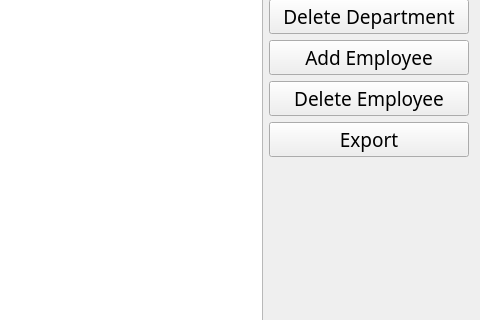
OmarInCS/intro_to_programming_using_python, file hr_system/view/main_window.ui: the form before one commit; both pictures show x 544 to 1024 and y 186 to 506 of the 1024 by 800 pixel window.
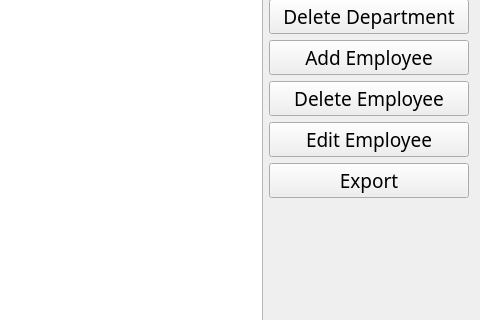
The form after the commit.

What changed in the file:
```diff
--- a/hr_system/view/main_window.ui
+++ b/hr_system/view/main_window.ui
@@ -133,6 +133,13 @@
          </property>
         </widget>
        </item>
+       <item>
+        <widget class="QPushButton" name="bt_edit_emp">
+         <property name="text">
+          <string>Edit Employee</string>
+         </property>
+        </widget>
+       </item>
        <item>
         <widget class="QPushButton" name="bt_export">
          <property name="text">
```
